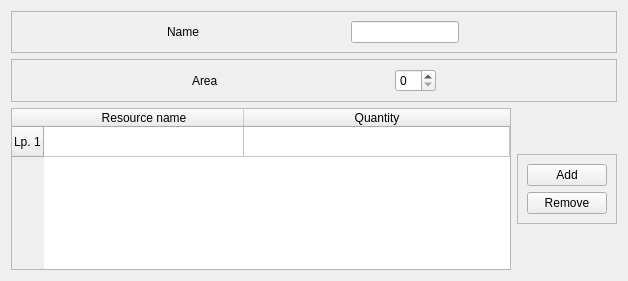
Old version of the form gui/field_type_tab.ui in the repository hudaszekpiotr/InzynierkaProgram.
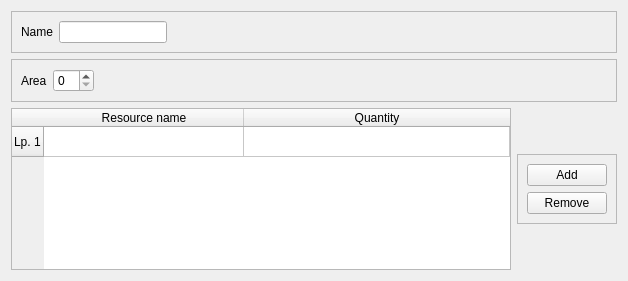
New version of the form.

The edit to the form file:
```diff
--- a/gui/field_type_tab.ui
+++ b/gui/field_type_tab.ui
@@ -127,6 +127,19 @@
         </property>
        </widget>
       </item>
+      <item>
+       <spacer name="horizontalSpacer">
+        <property name="orientation">
+         <enum>Qt::Horizontal</enum>
+        </property>
+        <property name="sizeHint" stdset="0">
+         <size>
+          <width>40</width>
+          <height>20</height>
+         </size>
+        </property>
+       </spacer>
+      </item>
      </layout>
     </widget>
    </item>
@@ -168,6 +181,19 @@
         </property>
        </widget>
       </item>
+      <item>
+       <spacer name="horizontalSpacer_2">
+        <property name="orientation">
+         <enum>Qt::Horizontal</enum>
+        </property>
+        <property name="sizeHint" stdset="0">
+         <size>
+          <width>40</width>
+          <height>20</height>
+         </size>
+        </property>
+       </spacer>
+      </item>
      </layout>
     </widget>
    </item>
```
Left out of the diff: 6 changed lines with no effect on the pictures.
